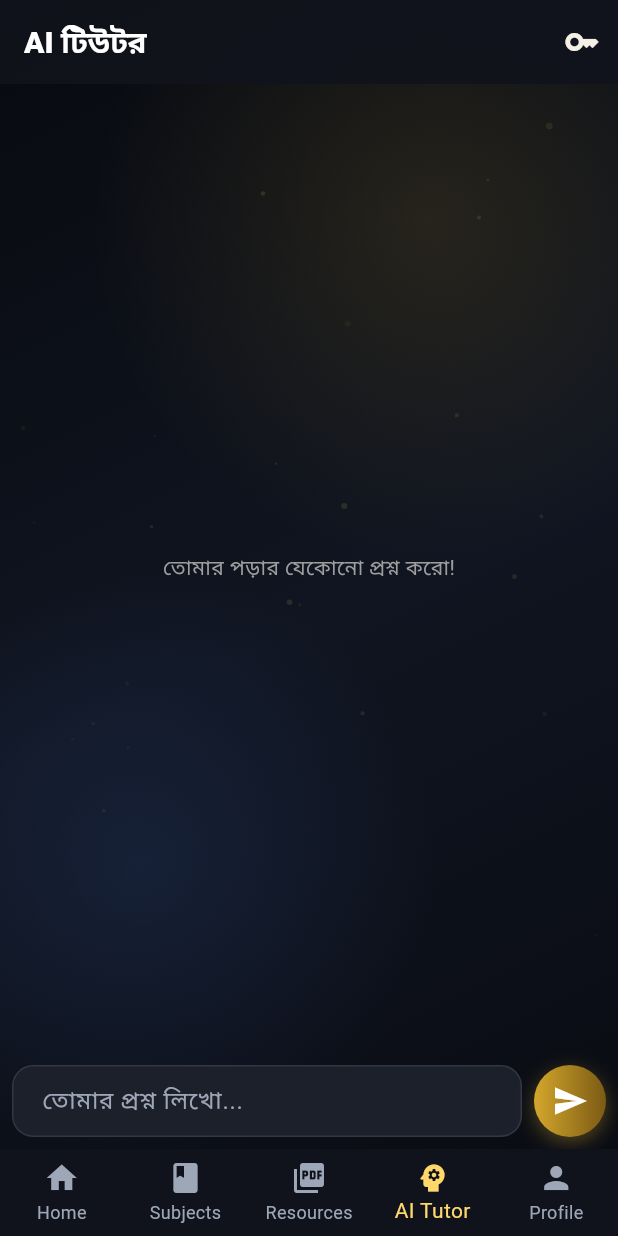
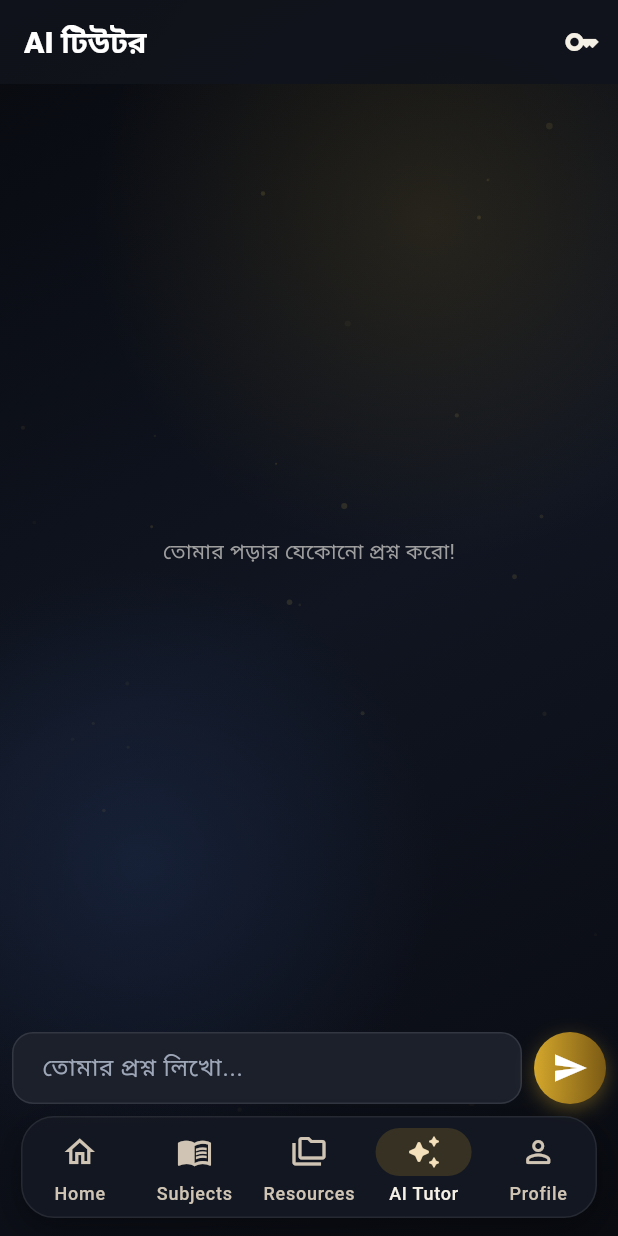
Before and after one commit to subornokhan22-collab/SSC, a Flutter app: the MainHomeScreen screen opened directly, item 4 of the bottom bar chosen, on a phone screen of 412 x 824 dp. Run offline on Flutter 3.47's test engine with Material 3 defaults, Android fonts, the light colour scheme and no system bars; our stand-ins replace pdf, printing, shared_preferences, supabase_flutter, webview_flutter; accounts and stored records are empty; Roboto replaces fonts that are missing (Hind Siliguri).

Commit message:
Add files via upload

```diff
--- a/lib/screens/main_home_screen.dart
+++ b/lib/screens/main_home_screen.dart
@@ -1,13 +1,14 @@
 import 'package:flutter/material.dart';
+import '../theme/app_theme.dart';
 import 'home_screen.dart';
 import 'subjects_screen.dart';
 import 'ai_tutor_screen.dart';
 import 'pdf_resource_screen.dart';
 import 'profile_screen.dart';
 
+/// Keeps each tab alive while giving the main app a premium, compact navigation bar.
 class MainHomeScreen extends StatefulWidget {
   const MainHomeScreen({super.key});
-
   @override
   State<MainHomeScreen> createState() => _MainHomeScreenState();
 }
@@ -15,37 +16,45 @@ class MainHomeScreen extends StatefulWidget {
 class _MainHomeScreenState extends State<MainHomeScreen> {
   int _currentIndex = 0;
   final Set<int> _visitedTabs = {0};
-
-  void _onTabTapped(int index) {
-    setState(() {
-      _currentIndex = index;
-      _visitedTabs.add(index);
-    });
-  }
+  void _go(int index) => setState(() { _currentIndex = index; _visitedTabs.add(index); });
 
   @override
   Widget build(BuildContext context) {
+    final pages = [
+      HomeScreen(onNavigate: _go),
+      _visitedTabs.contains(1) ? const SubjectsScreen() : const SizedBox.shrink(),
+      _visitedTabs.contains(2) ? const PdfResourceScreen() : const SizedBox.shrink(),
+      _visitedTabs.contains(3) ? const AITutorScreen() : const SizedBox.shrink(),
+      _visitedTabs.contains(4) ? const ProfileScreen() : const SizedBox.shrink(),
+    ];
     return Scaffold(
-      body: IndexedStack(
-        index: _currentIndex,
-        children: [
-          HomeScreen(onNavigate: _onTabTapped),
-          _visitedTabs.contains(1) ? const SubjectsScreen() : const SizedBox.shrink(),
-          _visitedTabs.contains(2) ? const PdfResourceScreen() : const SizedBox.shrink(),
-          _visitedTabs.contains(3) ? const AITutorScreen() : const SizedBox.shrink(),
-          _visitedTabs.contains(4) ? const ProfileScreen() : const SizedBox.shrink(),
-        ],
-      ),
-      bottomNavigationBar: BottomNavigationBar(
-        currentIndex: _currentIndex,
-        onTap: _onTabTapped,
-        items: const [
-          BottomNavigationBarItem(icon: Icon(Icons.home), label: 'Home'),
-          BottomNavigationBarItem(icon: Icon(Icons.book), label: 'Subjects'),
-          BottomNavigationBarItem(icon: Icon(Icons.picture_as_pdf), label: 'Resources'),
-          BottomNavigationBarItem(icon: Icon(Icons.psychology), label: 'AI Tutor'),
-          BottomNavigationBarItem(icon: Icon(Icons.person), label: 'Profile'),
-        ],
+      body: IndexedStack(index: _currentIndex, children: pages),
+      bottomNavigationBar: SafeArea(
+        top: false,
+        child: Container(
+          margin: const EdgeInsets.fromLTRB(14, 0, 14, 12),
+          decoration: BoxDecoration(
+            color: const Color(0xF0141822),
+            borderRadius: BorderRadius.circular(22),
+            border: Border.all(color: Colors.white.withOpacity(.08)),
+            boxShadow: [BoxShadow(color: Colors.black.withOpacity(.35), blurRadius: 20, offset: const Offset(0, 8))],
+          ),
+          child: NavigationBar(
+            height: 66,
+            elevation: 0,
+            backgroundColor: Colors.transparent,
+            indicatorColor: AppTheme.primary.withOpacity(.18),
+            selectedIndex: _currentIndex,
+            onDestinationSelected: _go,
+            destinations: const [
+              NavigationDestination(icon: Icon(Icons.home_outlined), selectedIcon: Icon(Icons.home_rounded), label: 'Home'),
+              NavigationDestination(icon: Icon(Icons.menu_book_outlined), selectedIcon: Icon(Icons.menu_book_rounded), label: 'Subjects'),
+              NavigationDestination(icon: Icon(Icons.folder_copy_outlined), selectedIcon: Icon(Icons.folder_copy_rounded), label: 'Resources'),
+              NavigationDestination(icon: Icon(Icons.auto_awesome_outlined), selectedIcon: Icon(Icons.auto_awesome_rounded), label: 'AI Tutor'),
+              NavigationDestination(icon: Icon(Icons.person_outline_rounded), selectedIcon: Icon(Icons.person_rounded), label: 'Profile'),
+            ],
+          ),
+        ),
       ),
     );
   }
```
